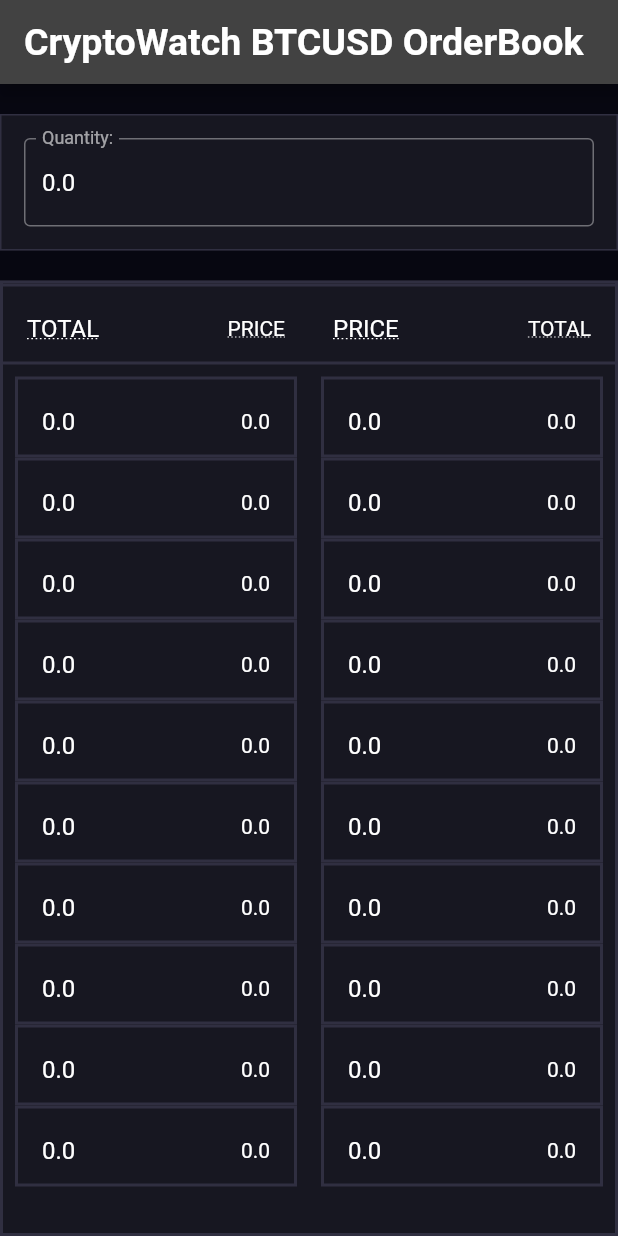
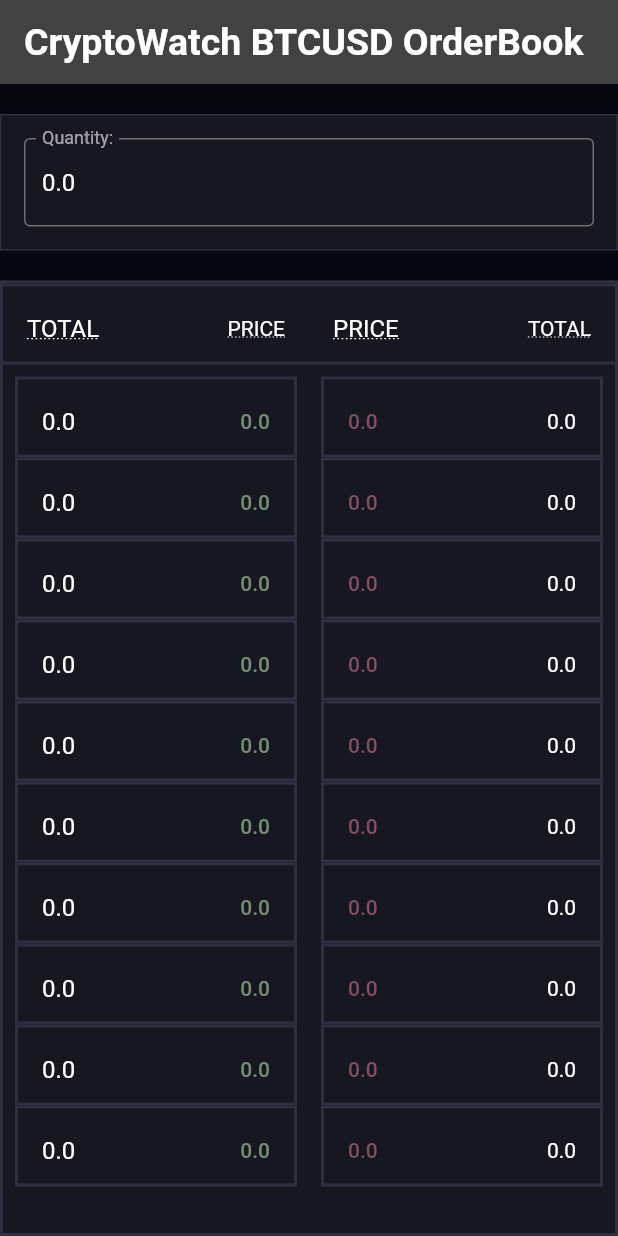
Before and after one commit to mshenawy22/Crypto-orderbook-Flutter-app-, a Flutter app: the screen it shows after launch, on a phone screen of 412 x 824 dp. Run offline on Flutter 3.47's test engine with Material 2 defaults, Android fonts, the phone set to English and light mode, and no system bars; our stand-ins replace bloc, equatable, flutter_bloc; network calls fail; Roboto replaces fonts that are missing (Georgia, Hind).

Commit message:
adjusting text colours of buy/sell order lists

```diff
--- a/lib/ui/orderbook_row.dart
+++ b/lib/ui/orderbook_row.dart
@@ -32,7 +32,7 @@
                       Container(
                         // width:100000*quantity/ colourQtyIndex ,
                         width:
-                            quantity * 1000 / MediaQuery.of(context).size.width,
+                            quantity /10 / MediaQuery.of(context).size.width,
                         // width:100 ,
                         height: 60,
                         color: GREENB,
@@ -40,7 +40,7 @@
                       Container(
                         // width:100000*quantity/ colourQtyIndex ,
                         width:
-                        quantity * 1000 / MediaQuery.of(context).size.width,
+                        quantity /10 / MediaQuery.of(context).size.width,
                         // width:100 ,
                         height: 60,
                         color: REDB,
@@ -48,11 +48,11 @@
                     ),
                     this.buyRow?
                     ListTile(
-                        title: Text("${this.quantity}"),
+                        title: Text("${this.quantity}",),
                         // leading: Icon(FontAwesomeIcons.medal, color: RED),
-                        trailing: Text("${this.price}")) :
+                        trailing: Text("${this.price}",style: Theme.of(context).primaryTextTheme.bodyText1?.copyWith(color: GREENA)) ):
                     ListTile(
-                        title: Text("${this.price}"),
+                        title: Text("${this.price}",style: Theme.of(context).primaryTextTheme.bodyText1?.copyWith(color: REDA)),
                         // leading: Icon(FontAwesomeIcons.medal, color: RED),
                         trailing: Text("${this.quantity}"))
                   ]),
```
